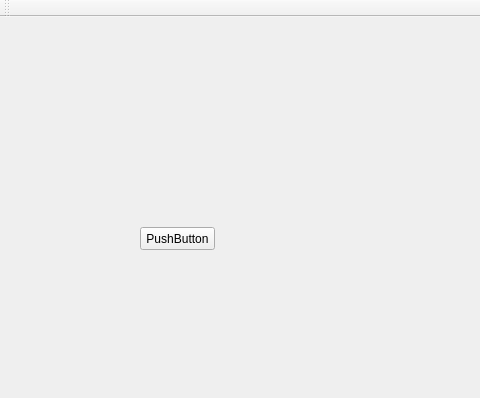
Qt form testLayout/mainwindow.ui (eugene-pa/armdncqt) before a commit; both pictures show x 0 to 480 and y 0 to 398 of the 1070 by 572 pixel window.
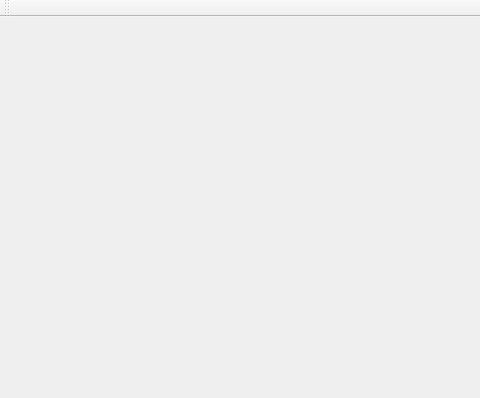
The same form after that commit.

What changed in the file:
```diff
--- a/testLayout/mainwindow.ui
+++ b/testLayout/mainwindow.ui
@@ -13,27 +13,7 @@
   <property name="windowTitle">
    <string>MainWindow</string>
   </property>
-  <widget class="QWidget" name="centralWidget">
-   <widget class="QPushButton" name="pushButton_2">
-    <property name="geometry">
-     <rect>
-      <x>140</x>
-      <y>210</y>
-      <width>75</width>
-      <height>23</height>
-     </rect>
-    </property>
-    <property name="text">
-     <string>PushButton</string>
-    </property>
-   </widget>
-   <zorder>mdiArea</zorder>
-   <zorder>tabWidget</zorder>
-   <zorder>horizontalSpacer</zorder>
-   <zorder>horizontalLayoutWidget</zorder>
-   <zorder>pushButton_2</zorder>
-   <zorder>horizontalSpacer</zorder>
-  </widget>
+  <widget class="QWidget" name="centralWidget"/>
   <widget class="QMenuBar" name="menuBar">
    <property name="geometry">
     <rect>
```
Left out of the diff: 2 changed lines with no effect on the pictures.
